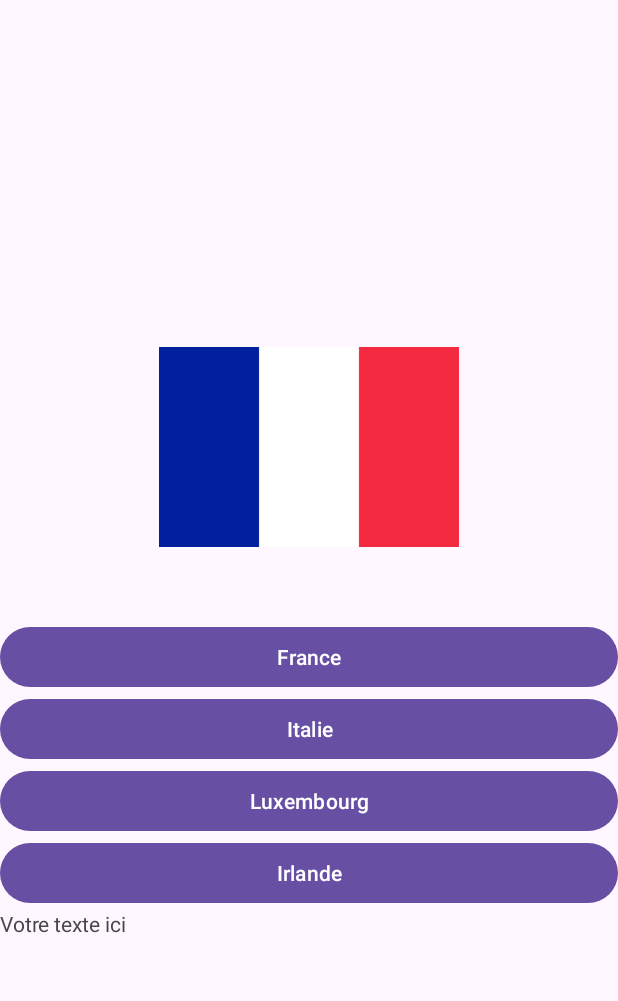
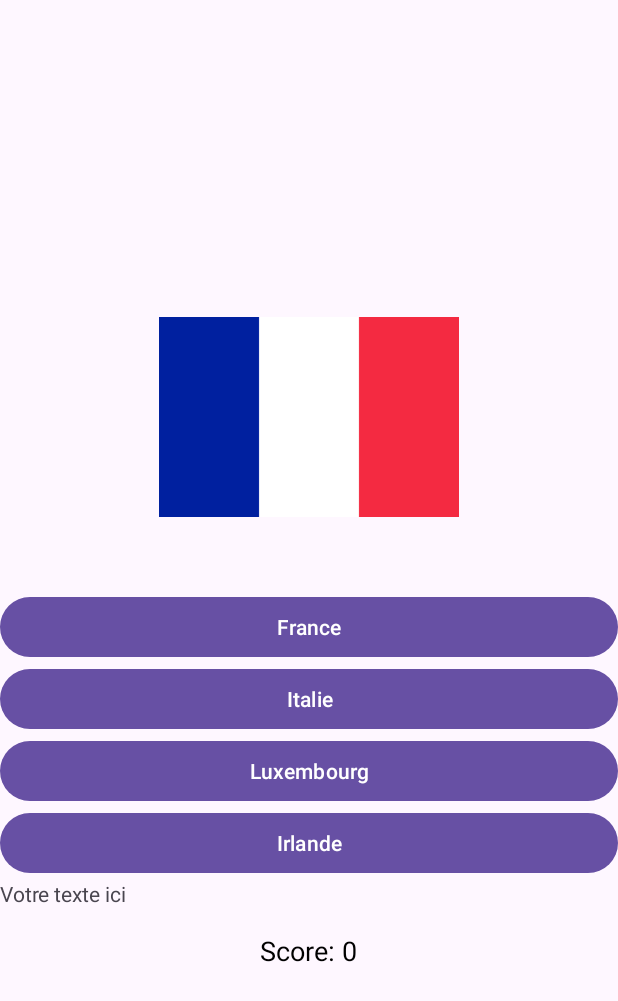
Before and after one commit to DayZmooN/QuizzFlags, an Android app: the screen it shows after launch (QuizzActivity), after a tap on "GO PLAY", on a phone screen of 412 x 824 dp. Shown: the top 1001 px of the screen. Run offline under Robolectric (Android 15) with nearby library versions, the phone set to English and light mode, and no system bars.

Commit message:
Amélioration de la persistance des scores et gestion des mises à jour de l'interface
- Correction de la persistance du score dans `QuizzActivity` en sauvegardant correctement le score final dans `SharedPrefs`.
- Mise à jour de `MainActivity` pour récupérer et afficher correctement le score stocké dans `SharedPrefs` lors de la reprise de l'activité.
- Ajout de la méthode `updateScore()` dans `MainActivity` pour garantir l'affichage correct du score.
- Nettoyage du code dans `QuizzActivity` pour améliorer la lisibilité et la gestion des réponses et des questions.
- Amélioration de la logique pour afficher le score final à la fin du quiz.
- Suppression des lignes de code inutiles et des commentaires obsolètes.

```diff
--- a/app/src/main/java/com/example/quzzflags/MainActivity.kt
+++ b/app/src/main/java/com/example/quzzflags/MainActivity.kt
@@ -4,13 +4,17 @@ import android.annotation.SuppressLint
 import android.content.Intent
 import android.os.Bundle
 import android.widget.Button
+import android.widget.TextView
 import androidx.activity.enableEdgeToEdge
 import androidx.appcompat.app.AppCompatActivity
 import androidx.core.view.ViewCompat
 import androidx.core.view.WindowInsetsCompat
+import com.example.quzzflags.model.SharedPrefs
 
 class MainActivity : AppCompatActivity() {
-    @SuppressLint("MissingInflatedId")
+    private lateinit var scoreText: TextView
+    private lateinit var sharedPrefs: SharedPrefs
+
     override fun onCreate(savedInstanceState: Bundle?) {
         super.onCreate(savedInstanceState)
         enableEdgeToEdge()
@@ -21,10 +25,29 @@ class MainActivity : AppCompatActivity() {
             insets
         }
 
+        //initialiser le textview du  score
+        scoreText = findViewById(R.id.scoreText)
+        sharedPrefs = SharedPrefs(this)
+
+        // Récupérer le score stocké
+        val storedScore = sharedPrefs.score
+        scoreText.text = "Score: $storedScore"
+
         val goPlay = findViewById<Button>(R.id.btn_goplay)
-        goPlay.setOnClickListener{
-        val intent =Intent(this,QuizzActivity::class.java)
-        startActivity(intent)
-}
+        goPlay.setOnClickListener {
+            val intent = Intent(this, QuizzActivity::class.java)
+            startActivity(intent)
+        }
+
+    }
+
+    fun updateScore() {
+        scoreText.text = "Score: ${sharedPrefs.score}"
+    }
+
+
+    override fun onResume() {
+        super.onResume()
+        updateScore()
     }
 }
--- a/app/src/main/java/com/example/quzzflags/QuizzActivity.kt
+++ b/app/src/main/java/com/example/quzzflags/QuizzActivity.kt
@@ -1,30 +1,43 @@
 package com.example.quzzflags
 
+import android.content.Intent
 import android.os.Bundle
 import android.widget.Button
 import android.widget.ImageView
 import android.widget.TextView
 import androidx.activity.enableEdgeToEdge
+import androidx.appcompat.app.AlertDialog
 import androidx.appcompat.app.AppCompatActivity
 import androidx.core.view.ViewCompat
 import androidx.core.view.WindowInsetsCompat
 import com.example.quzzflags.datas.Datas
 import com.example.quzzflags.model.Question
+import com.example.quzzflags.model.SharedPrefs
 
 class QuizzActivity : AppCompatActivity() {
     private var currentQuestionIndex = 0
     private lateinit var quizzQuestions :List<Question>;
+    private var score = 0
+    private lateinit var sharedPrefs: SharedPrefs
+    private lateinit var scoreText:TextView
 
     override fun onCreate(savedInstanceState: Bundle?) {
         super.onCreate(savedInstanceState)
         enableEdgeToEdge()
         setContentView(R.layout.activity_quizz)
+
+        //initialiser le textview du  score
+        scoreText = findViewById(R.id.scoreText)
+        sharedPrefs = SharedPrefs(this)
+
+        // Mettre à jour le score
+        updateScore()
+
         ViewCompat.setOnApplyWindowInsetsListener(findViewById(R.id.main)) { v, insets ->
             val systemBars = insets.getInsets(WindowInsetsCompat.Type.systemBars())
             v.setPadding(systemBars.left, systemBars.top, systemBars.right, systemBars.bottom)
             insets
         }
-
 
         // Accéder à la liste des questions
         //val quizQuestions = Datas.items
@@ -84,12 +97,18 @@ class QuizzActivity : AppCompatActivity() {
         // Vide  le message de reponse
         //findViewById<TextView>(R.id.textView).text = ""
     }
-
+private fun updateScore(){
+    scoreText.text = "Score: $score"
+}
     // foncton pour verifier la reponse selectonnée
     private fun checkAnswer(selectedIndex: Int){
         val currentQuestion = quizzQuestions[currentQuestionIndex]
         if(selectedIndex == currentQuestion.index){
             findViewById<TextView>(R.id.textView).text = "Bonne reponse"
+            score++
+            // Mettre à jour le score
+            updateScore()
+
         }else{
             findViewById<TextView>(R.id.textView).text = "Mauvaise reponse"
         }
@@ -103,9 +122,13 @@ class QuizzActivity : AppCompatActivity() {
         }else{
             //afficher un message de fin de quizz
             findViewById<TextView>(R.id.textView).text = "Fin du quizz"
+            endQuizz()
         }
+    }
+    //fonction pour terminer le quizz et afficher le score dans une alerte
+    private fun endQuizz() {
+        sharedPrefs.score = score
+    }
 
 
-
-    }
 }
--- /dev/null
+++ b/app/src/main/java/com/example/quzzflags/model/SharedPrefs.kt
@@ -0,0 +1,16 @@
+package com.example.quzzflags.model
+
+import android.content.Context
+
+class SharedPrefs(context: Context) {
+    private val scoreKey = "scoreKey"
+    private val repo = "ScoreRepo"
+    private val mode = Context.MODE_PRIVATE
+    private val shared = context.getSharedPreferences(repo, mode)
+
+    var score: Int
+        get() = shared.getInt(scoreKey, 0)
+        set(value) {
+            shared.edit().putInt(scoreKey, value).apply()
+        }
+}
--- a/app/src/main/res/layout/activity_main.xml
+++ b/app/src/main/res/layout/activity_main.xml
@@ -16,7 +16,8 @@
         app:layout_constraintEnd_toEndOf="parent"
         app:layout_constraintStart_toStartOf="parent"
         app:layout_constraintTop_toTopOf="parent"
-        app:layout_constraintVertical_bias="0.689" />
+        app:layout_constraintVertical_bias="0.689"
+        />
 
     <Button
         android:id="@+id/btn_goplay"
@@ -30,5 +31,16 @@
         app:layout_constraintTop_toTopOf="parent"
         app:layout_constraintVertical_bias="0.789" />
 
+    <TextView
+        android:id="@+id/scoreText"
+        android:layout_width="wrap_content"
+        android:layout_height="wrap_content"
+            app:layout_constraintBottom_toBottomOf="parent"
+        app:layout_constraintEnd_toEndOf="parent"
+        app:layout_constraintStart_toStartOf="parent"
+        app:layout_constraintTop_toTopOf="parent"
+        android:textColor="@color/red"
+
+        />
 
 </androidx.constraintlayout.widget.ConstraintLayout>
--- a/app/src/main/res/layout/activity_quizz.xml
+++ b/app/src/main/res/layout/activity_quizz.xml
@@ -52,6 +52,15 @@
                 android:layout_height="wrap_content"
                 android:text="Votre texte ici" />
 
+            <TextView
+                android:id="@+id/scoreText"
+                android:layout_width="wrap_content"
+                android:layout_height="wrap_content"
+                android:text="Score: 0"
+                android:textSize="18sp"
+                android:layout_marginTop="16dp"
+                android:layout_gravity="center_horizontal"
+                android:textColor="@color/black"/>
 
         </LinearLayout>
 
--- a/app/src/main/res/values/colors.xml
+++ b/app/src/main/res/values/colors.xml
@@ -2,4 +2,5 @@
 <resources>
     <color name="black">#FF000000</color>
     <color name="white">#FFFFFFFF</color>
+    <color name="red">#FF9C27B0</color>
 </resources>
```
